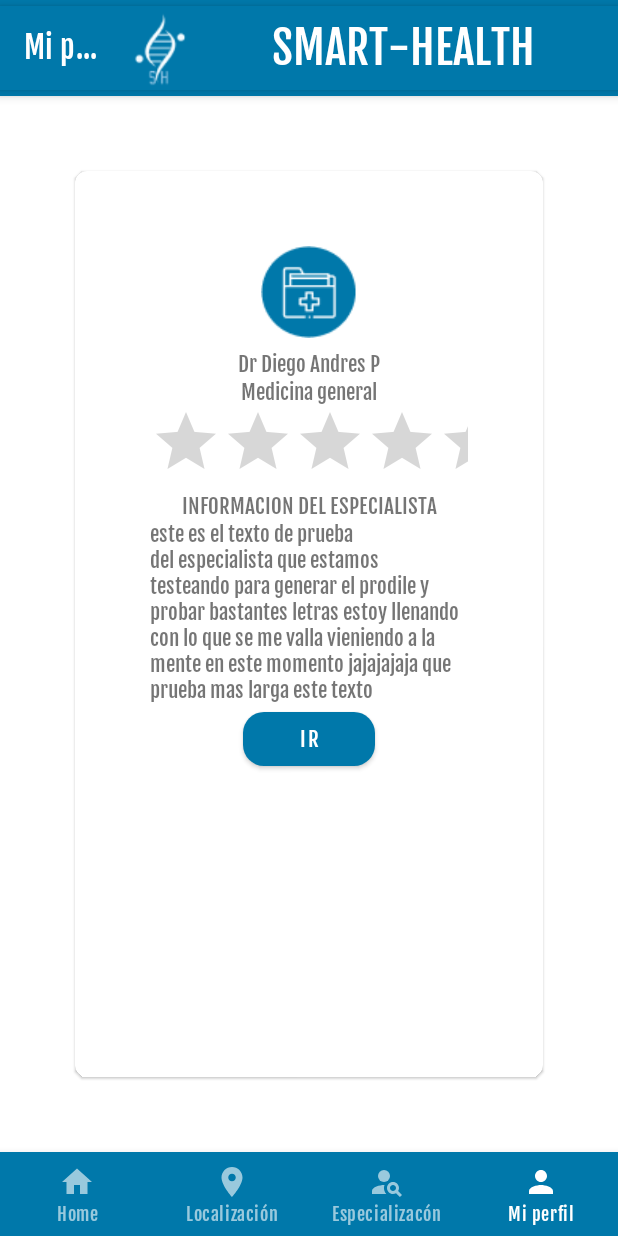
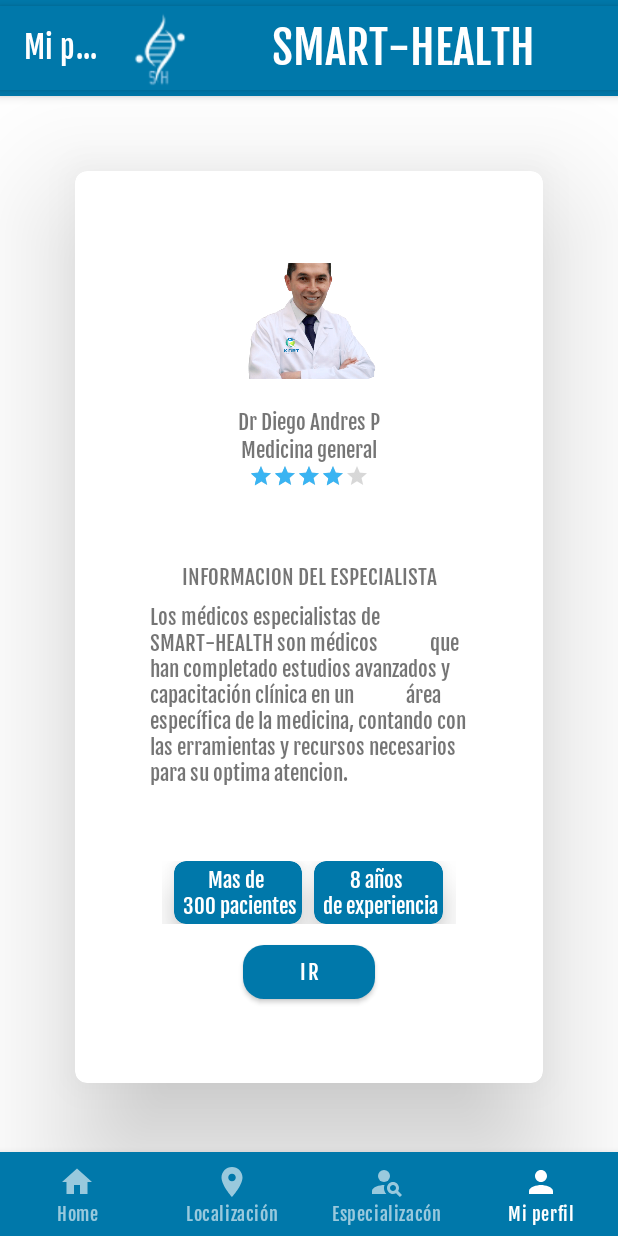
Before and after one commit to DonJuan222/SmartHealth, an Android app: the ProfileFragment screen opened through its navigation route, on a phone screen of 412 x 824 dp. Run offline under Robolectric (Android 15) with nearby library versions, the phone set to English and light mode, and no system bars; our stand-ins replace Room's generated code, navigation-ui.

Commit message:
Merge remote-tracking branch 'origin/master'

```diff
--- a/app/src/main/AndroidManifest.xml
+++ b/app/src/main/AndroidManifest.xml
@@ -14,8 +14,8 @@
         tools:targetApi="31"
         android:name=".ProjectApp">
         <meta-data
-            android:name="com.google.android.geo.API_KEY"
-            android:value="${MAPS_API_KEY}"
+             android:name="com.google.android.geo.API_KEY"
+             android:value="${MAPS_API_KEY}"
             />
         <activity
             android:name=".ul.activities.HomeActivity"
--- a/app/src/main/res/layout/fragment_profile.xml
+++ b/app/src/main/res/layout/fragment_profile.xml
@@ -9,7 +9,7 @@
     <com.google.android.material.card.MaterialCardView
         android:layout_width="match_parent"
         android:layout_margin="@dimen/big_margin"
-        android:elevation="@dimen/small_margin"
+        app:cardElevation="@dimen/big_margin"
         android:layout_height="match_parent">
 
     <androidx.constraintlayout.widget.ConstraintLayout
@@ -21,14 +21,14 @@
 
     <ImageView
         android:id="@+id/profile_image"
-        android:layout_width="wrap_content"
+        android:layout_width="100dp"
         app:layout_constraintTop_toTopOf="parent"
         app:layout_constraintBottom_toTopOf="@id/name_profile"
         app:layout_constraintStart_toStartOf="parent"
         app:layout_constraintBottom_toBottomOf="@id/name_profile"
         app:layout_constraintEnd_toEndOf="parent"
-        android:layout_height="wrap_content"
-        android:src="@drawable/ico_general"
+        android:layout_height="100dp"
+        android:src="@drawable/doc1"
         >
 
     </ImageView>
@@ -60,8 +60,10 @@
         android:id="@+id/rating_prifile"
         app:layout_constraintStart_toStartOf="parent"
         app:layout_constraintEnd_toEndOf="parent"
+        android:rating="4"
         app:layout_constraintTop_toBottomOf="@id/info_profecion"
         android:layout_width="wrap_content"
+        style="@style/Widget.AppCompat.RatingBar.Small"
         android:layout_height="wrap_content">
 
     </RatingBar>
@@ -72,6 +74,7 @@
          app:layout_constraintStart_toStartOf="parent"
          app:layout_constraintEnd_toEndOf="parent"
          android:gravity="left"
+         android:layout_marginTop="@dimen/big_margin"
          app:layout_constraintTop_toBottomOf="@id/rating_prifile"
          android:text="INFORMACION DEL ESPECIALISTA"
          android:layout_width="wrap_content"
@@ -81,21 +84,86 @@
             android:id="@+id/info_general_especialist"
             app:layout_constraintStart_toStartOf="parent"
             app:layout_constraintEnd_toEndOf="parent"
+            android:layout_marginTop="@dimen/small_margin"
             app:layout_constraintTop_toBottomOf="@id/info_profile_specialist"
-            android:text="este es el texto de prueba del especialista que estamos
-            testeando para generar el prodile y probar bastantes letras estoy llenando
-            con lo que se me valla vieniendo a la mente en este momento jajajajaja que
-            prueba mas larga este texto"
+            android:text="Los médicos especialistas de SMART-HEALTH son médicos
+            que han completado estudios avanzados y capacitación clínica en un
+            área específica de la medicina, contando con las erramientas y recursos necesarios para su optima atencion."
             android:layout_width="wrap_content"
             android:layout_height="wrap_content">
 
         </TextView>
 
+
+            <androidx.constraintlayout.widget.ConstraintLayout
+                android:id="@+id/view_medidas"
+                android:layout_width="match_parent"
+                app:layout_constraintTop_toBottomOf="@id/info_general_especialist"
+                android:layout_marginHorizontal="@dimen/small_margin"
+                android:layout_marginTop="@dimen/big_margin"
+                android:layout_height="match_parent"
+                >
+
+
+                <com.google.android.material.card.MaterialCardView
+                    android:id="@+id/num_pacientes"
+                    android:layout_width="wrap_content"
+                    android:layout_height="wrap_content"
+                    android:layout_marginHorizontal="@dimen/small_margin"
+                    app:layout_constraintTop_toTopOf="parent"
+                    app:cardElevation="@dimen/medium_font"
+                    android:backgroundTint="@color/primary"
+                    app:layout_constraintEnd_toStartOf="@id/num_pacientes2"
+                    app:layout_constraintStart_toStartOf="parent">
+
+                    <TextView
+                        android:layout_width="wrap_content"
+                        android:padding="3dp"
+                        android:text="Mas de \n 300 pacientes"
+                        android:textColor="@color/white"
+                        android:gravity="center"
+                        android:layout_height="wrap_content">
+
+                    </TextView>
+
+                </com.google.android.material.card.MaterialCardView>
+
+                    <com.google.android.material.card.MaterialCardView
+                        android:id="@+id/num_pacientes2"
+                        android:layout_width="wrap_content"
+                        android:layout_height="wrap_content"
+                        android:layout_marginHorizontal="@dimen/small_margin"
+                        app:layout_constraintTop_toTopOf="parent"
+                        app:cardElevation="@dimen/medium_font"
+                        android:backgroundTint="@color/primary"
+                        app:layout_constraintEnd_toStartOf="@id/num_pacientes2"
+                        app:layout_constraintStart_toStartOf="parent">
+
+                        <TextView
+                            android:layout_width="wrap_content"
+                            android:padding="3dp"
+                            android:text="8 años \n de experiencia"
+                            android:textColor="@color/white"
+                            android:gravity="center"
+                            android:layout_height="wrap_content">
+
+                        </TextView>
+
+                    </com.google.android.material.card.MaterialCardView>
+
+
+
+
+
+            </androidx.constraintlayout.widget.ConstraintLayout>
+
+
         <com.google.android.material.button.MaterialButton
             android:id="@+id/boton_ir_maps"
             app:layout_constraintStart_toStartOf="parent"
+            android:layout_marginTop="@dimen/small_margin"
             app:layout_constraintEnd_toEndOf="parent"
-            app:layout_constraintTop_toBottomOf="@id/info_general_especialist"
+            app:layout_constraintTop_toBottomOf="@id/view_medidas"
             android:text="IR"
             android:layout_width="wrap_content"
             android:layout_height="wrap_content">
```
